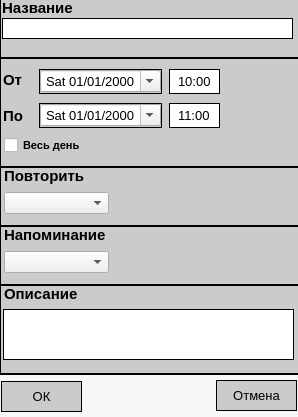
Above: addnewtask.ui from Normandez/ToDoList before the change. Below: the same form after it.
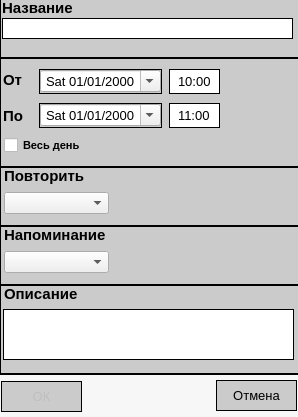
That is the form after the change.

Patch:
```diff
--- a/addnewtask.ui
+++ b/addnewtask.ui
@@ -574,6 +574,9 @@
    </widget>
   </widget>
   <widget class="QPushButton" name="pushButtonOK">
+   <property name="enabled">
+    <bool>false</bool>
+   </property>
    <property name="geometry">
     <rect>
      <x>1</x>
```
